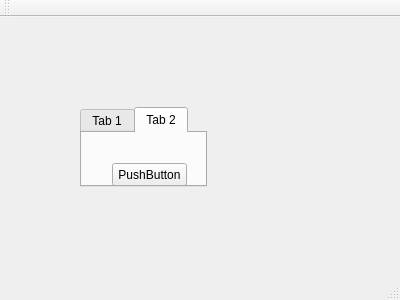
Before: the Qt Designer form gui/qtabwidget/mainwindow.ui in jinhang87/qtutil, drawn with Qt 5.
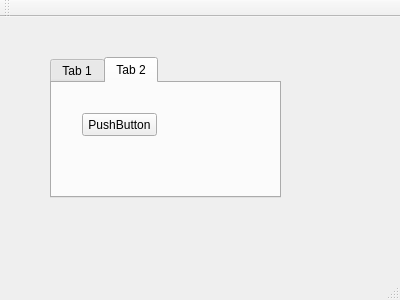
After: the same form once the commit is applied.

```diff
--- a/gui/qtabwidget/mainwindow.ui
+++ b/gui/qtabwidget/mainwindow.ui
@@ -17,10 +17,10 @@
    <widget class="QTabWidget" name="tabWidget">
     <property name="geometry">
      <rect>
-      <x>80</x>
-      <y>90</y>
-      <width>127</width>
-      <height>80</height>
+      <x>50</x>
+      <y>40</y>
+      <width>231</width>
+      <height>141</height>
      </rect>
     </property>
     <property name="currentIndex">
```
